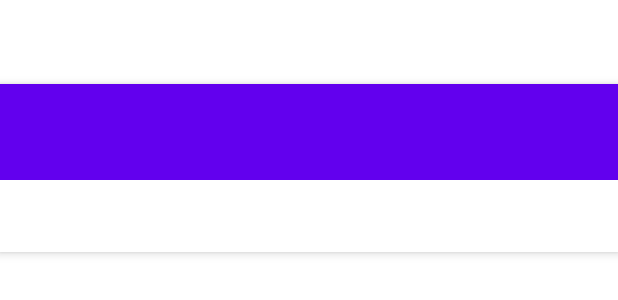
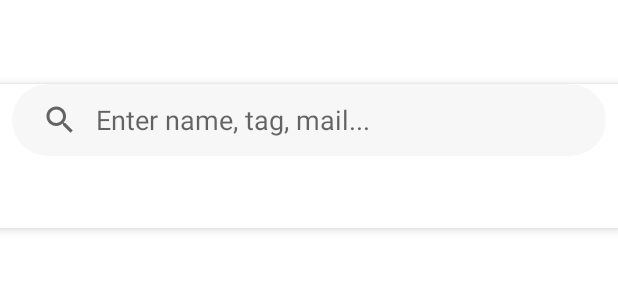
Before and after one commit to ded-inside1/employeeApp, an Android app: the layout activity_main.xml on its own in the app's theme, with its tools: preview values and no code run, on a phone screen of 412 x 824 dp. Shown: the top 300 px of the screen. Run offline under Robolectric (Android 15) with nearby library versions, the phone set to English and light mode, and no system bars; network calls fail.

Commit message:
[Feature]
Added SearchView

```diff
--- a/app/src/main/AndroidManifest.xml
+++ b/app/src/main/AndroidManifest.xml
@@ -15,7 +15,6 @@
             android:theme="@style/Theme.AppCompat.Light.NoActionBar">
             <intent-filter>
                 <action android:name="android.intent.action.MAIN" />
-
                 <category android:name="android.intent.category.LAUNCHER" />
             </intent-filter>
         </activity>
--- a/app/src/main/java/com/github/lastachkin/employeeapp/model/service/EmployeeAPI.kt
+++ b/app/src/main/java/com/github/lastachkin/employeeapp/model/service/EmployeeAPI.kt
@@ -8,7 +8,6 @@ import retrofit2.Retrofit
 import retrofit2.adapter.rxjava2.RxJava2CallAdapterFactory
 import retrofit2.converter.gson.GsonConverterFactory
 import retrofit2.http.GET
-
 
 interface EmployeeAPI {
 
--- a/app/src/main/java/com/github/lastachkin/employeeapp/presentation/view/adapter/EmployeeAdapter.kt
+++ b/app/src/main/java/com/github/lastachkin/employeeapp/presentation/view/adapter/EmployeeAdapter.kt
@@ -9,7 +9,6 @@ import com.github.lastachkin.employeeapp.databinding.EmployeeListItemBinding
 import com.github.lastachkin.employeeapp.model.entity.Employee
 import java.util.*
 
-
 class EmployeeAdapter(_employeeList: List<Employee>):
     RecyclerView.Adapter<EmployeeAdapter.EmployeeViewHolder>() {
 
@@ -18,7 +17,6 @@ class EmployeeAdapter(_employeeList: List<Employee>):
     init {
         employeeList = _employeeList
     }
-
 
     override fun onCreateViewHolder(parent: ViewGroup, viewType: Int): EmployeeViewHolder {
         val inflater = LayoutInflater.from(parent.context)
@@ -41,6 +39,5 @@ class EmployeeAdapter(_employeeList: List<Employee>):
     }
 
     class EmployeeViewHolder(val binding: EmployeeListItemBinding) :
-        RecyclerView.ViewHolder(binding.root) {
-    }
+        RecyclerView.ViewHolder(binding.root)
 }
--- a/app/src/main/java/com/github/lastachkin/employeeapp/presentation/viewmodel/EmployeeListViewModel.kt
+++ b/app/src/main/java/com/github/lastachkin/employeeapp/presentation/viewmodel/EmployeeListViewModel.kt
@@ -1,7 +1,5 @@
 package com.github.lastachkin.employeeapp.presentation.viewmodel
 
-import android.app.Application
-import androidx.lifecycle.AndroidViewModel
 import androidx.lifecycle.LiveData
 import androidx.lifecycle.ViewModel
 import com.github.lastachkin.employeeapp.model.entity.Employee
--- /dev/null
+++ b/app/src/main/res/drawable/rounded_searchview.xml
@@ -0,0 +1,6 @@
+<shape xmlns:android="http://schemas.android.com/apk/res/android">
+
+    <solid android:color="#F7F7F8"/>
+
+    <corners android:radius="70dp"/>
+</shape>
--- a/app/src/main/res/layout/activity_main.xml
+++ b/app/src/main/res/layout/activity_main.xml
@@ -12,15 +12,21 @@
         android:id="@+id/appbar"
         android:layout_width="match_parent"
         android:layout_height="wrap_content"
-        android:paddingTop="8dp">
+        android:background="@color/white">
 
-        <androidx.appcompat.widget.Toolbar
-            android:id="@+id/toolbar"
+        <SearchView
+            android:id="@+id/searchView"
             android:layout_width="match_parent"
-            android:layout_height="?attr/actionBarSize"
-            android:background="?attr/colorPrimary"
-            app:layout_scrollFlags="scroll|enterAlways">
-        </androidx.appcompat.widget.Toolbar>
+            android:layout_height="wrap_content"
+            android:iconifiedByDefault="false"
+            android:clickable="true"
+            android:layout_marginLeft="8dp"
+            android:layout_marginRight="8dp"
+            android:focusableInTouchMode="true"
+            android:queryHint="Enter name, tag, mail..."
+            android:background="@drawable/rounded_searchview"
+            android:queryBackground="@android:color/transparent">
+        </SearchView>
 
         <com.google.android.material.tabs.TabLayout
             android:id="@+id/tabLayout"
--- a/app/src/main/res/values-night/themes.xml
+++ b/app/src/main/res/values-night/themes.xml
@@ -10,7 +10,8 @@
         <item name="colorSecondaryVariant">@color/teal_200</item>
         <item name="colorOnSecondary">@color/black</item>
         <!-- Status bar color. -->
-        <item name="android:statusBarColor" tools:targetApi="l">?attr/colorPrimaryVariant</item>
+        <item name="android:statusBarColor">@color/colorPrimaryDark</item>
         <!-- Customize your theme here. -->
+        <item name="android:windowLightStatusBar">true</item>
     </style>
 </resources>
--- a/app/src/main/res/values/colors.xml
+++ b/app/src/main/res/values/colors.xml
@@ -7,4 +7,5 @@
     <color name="teal_700">#FF018786</color>
     <color name="black">#FF000000</color>
     <color name="white">#FFFFFFFF</color>
+    <color name="colorPrimaryDark">#FFFFFFFF</color>
 </resources>
--- a/app/src/main/res/values/themes.xml
+++ b/app/src/main/res/values/themes.xml
@@ -10,9 +10,8 @@
         <item name="colorSecondaryVariant">@color/teal_700</item>
         <item name="colorOnSecondary">@color/black</item>
         <!-- Status bar color. -->
-        <item name="android:statusBarColor" tools:targetApi="l">?attr/colorPrimaryVariant</item>
+        <item name="android:statusBarColor">@color/colorPrimaryDark</item>
         <!-- Customize your theme here. -->
-
-        <!-- Base application theme. -->
+        <item name="android:windowLightStatusBar">true</item>
     </style>
 </resources>
```
Also changed, not shown: app/src/main/java/com/github/lastachkin/employeeapp/model/service/Repository.kt (+1 -13 lines), app/src/main/java/com/github/lastachkin/employeeapp/presentation/view/adapter/EmployeeViewPagerAdapter.kt (+10 -9 lines), app/src/main/java/com/github/lastachkin/employeeapp/presentation/view/ui/EmployeeListFragment.kt (+14 -26 lines), app/src/main/java/com/github/lastachkin/employeeapp/presentation/view/ui/MainActivity.kt (+25 -20 lines), app/src/main/res/menu/menu_toolbar.xml (added, +9 -0 lines), app/src/main/res/drawable/options.png (added), app/src/main/res/drawable/search.png (added).
